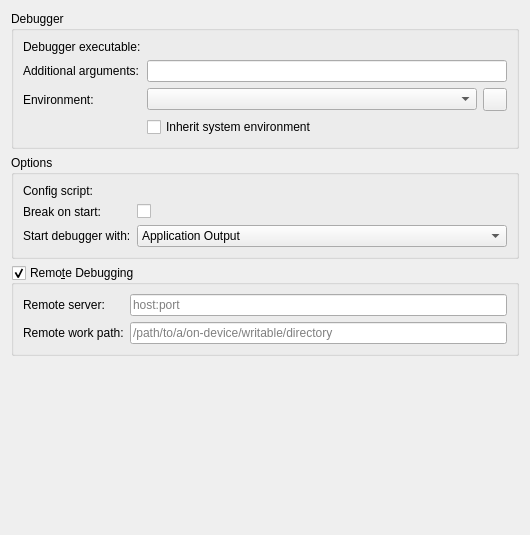
Above: plugins/lldb/widgets/lldbconfigpage.ui from KDE/kdevelop before the change. Below: the same form after it.
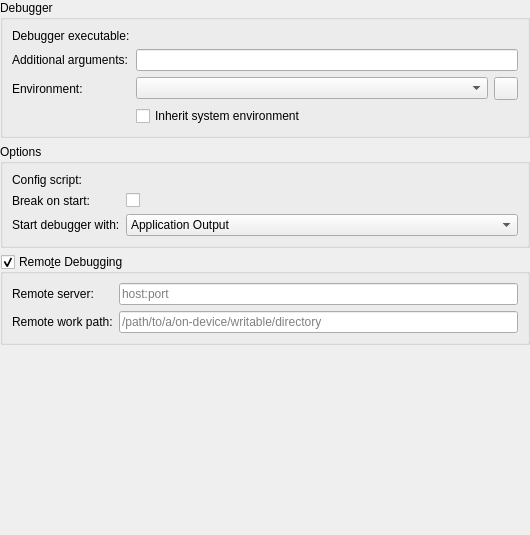
That is the form after the change. Custom widgets are drawn as their Qt base class.

Commit message:
Fix extra margins around config pages
KPageView changed behaviour in KF 5.65, no longer enforces a 0 margin
around pages itself, so we have to do it explicitly.

Patch:
```diff
--- a/plugins/lldb/widgets/lldbconfigpage.ui
+++ b/plugins/lldb/widgets/lldbconfigpage.ui
@@ -11,6 +11,18 @@
    </rect>
   </property>
   <layout class="QVBoxLayout" name="verticalLayout">
+   <property name="leftMargin">
+    <number>0</number>
+   </property>
+   <property name="topMargin">
+    <number>0</number>
+   </property>
+   <property name="rightMargin">
+    <number>0</number>
+   </property>
+   <property name="bottomMargin">
+    <number>0</number>
+   </property>
    <item>
     <widget class="QGroupBox" name="groupDebugger">
      <property name="title">
```
The commit also changes 16 other files.
